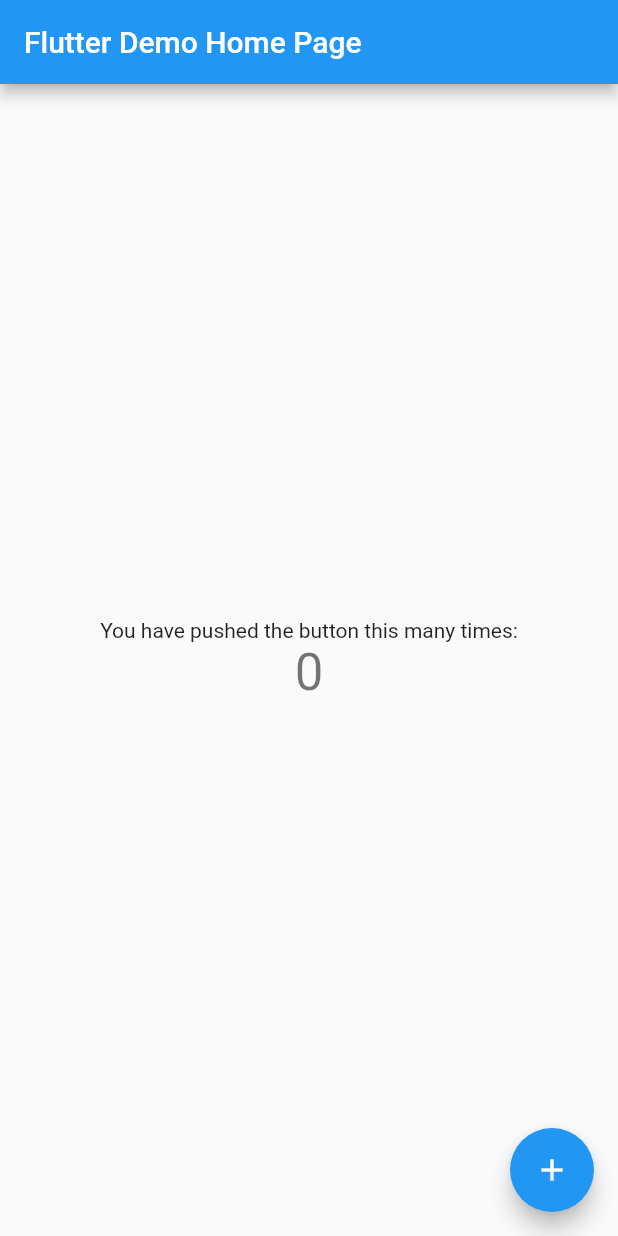
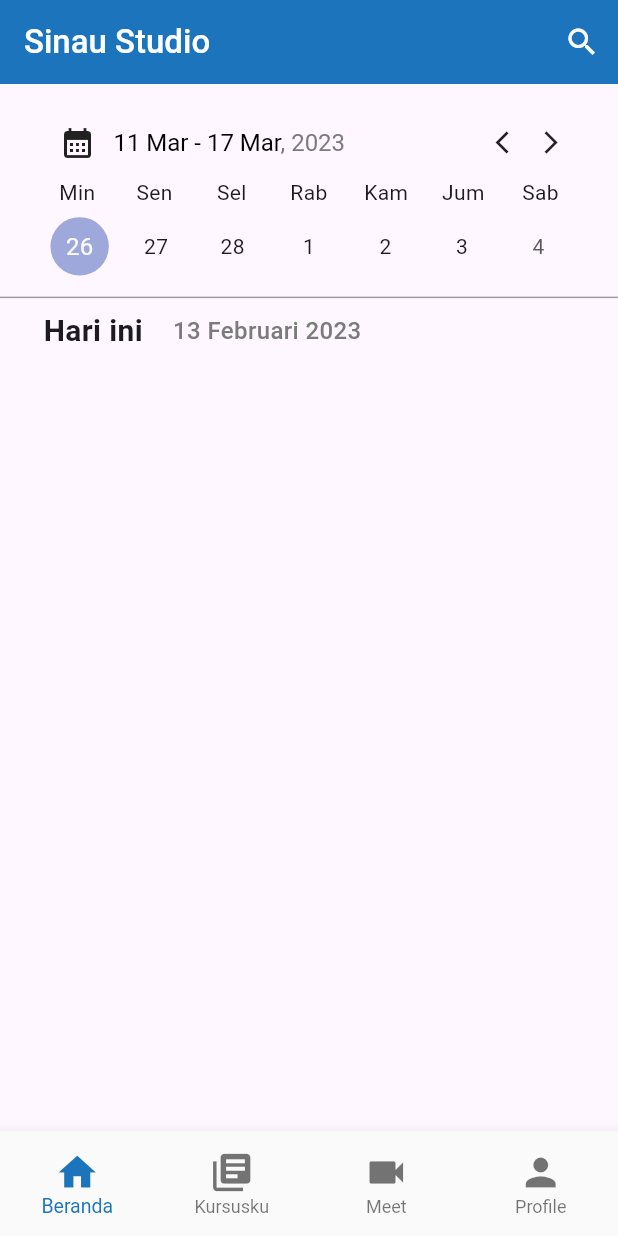
Before and after one commit to Braincore-id/SinauStudio-Mobile, a Flutter app: the screen it shows after launch, on a phone screen of 412 x 824 dp. Run offline on Flutter 3.47's test engine with Material 2 defaults, Android fonts, the phone set to English and light mode, and no system bars; drawn by our look-alikes of table_calendar; our stand-ins replace flutter_riverpod.

Commit message:
add bottom navigation bar

```diff
--- a/lib/main.dart
+++ b/lib/main.dart
@@ -1,115 +1,28 @@
 import 'package:flutter/material.dart';
+import 'package:flutter_riverpod/flutter_riverpod.dart';
+import 'package:sinau_studio/views/main_view.dart';
 
 void main() {
-  runApp(const MyApp());
+  runApp(
+    const ProviderScope(
+      child: MyApp(),
+    ),
+  );
 }
 
 class MyApp extends StatelessWidget {
   const MyApp({super.key});
 
-  // This widget is the root of your application.
   @override
   Widget build(BuildContext context) {
     return MaterialApp(
+      debugShowCheckedModeBanner: false,
       title: 'Flutter Demo',
       theme: ThemeData(
-        // This is the theme of your application.
-        //
-        // Try running your application with "flutter run". You'll see the
-        // application has a blue toolbar. Then, without quitting the app, try
-        // changing the primarySwatch below to Colors.green and then invoke
-        // "hot reload" (press "r" in the console where you ran "flutter run",
-        // or simply save your changes to "hot reload" in a Flutter IDE).
-        // Notice that the counter didn't reset back to zero; the application
-        // is not restarted.
+        useMaterial3: true,
         primarySwatch: Colors.blue,
       ),
-      home: const MyHomePage(title: 'Flutter Demo Home Page'),
+      home: const MainView(),
     );
   }
 }
-
-class MyHomePage extends StatefulWidget {
-  const MyHomePage({super.key, required this.title});
-
-  // This widget is the home page of your application. It is stateful, meaning
-  // that it has a State object (defined below) that contains fields that affect
-  // how it looks.
-
-  // This class is the configuration for the state. It holds the values (in this
-  // case the title) provided by the parent (in this case the App widget) and
-  // used by the build method of the State. Fields in a Widget subclass are
-  // always marked "final".
-
-  final String title;
-
-  @override
-  State<MyHomePage> createState() => _MyHomePageState();
-}
-
-class _MyHomePageState extends State<MyHomePage> {
-  int _counter = 0;
-
-  void _incrementCounter() {
-    setState(() {
-      // This call to setState tells the Flutter framework that something has
-      // changed in this State, which causes it to rerun the build method below
-      // so that the display can reflect the updated values. If we changed
-      // _counter without calling setState(), then the build method would not be
-      // called again, and so nothing would appear to happen.
-      _counter++;
-    });
-  }
-
-  @override
-  Widget build(BuildContext context) {
-    // This method is rerun every time setState is called, for instance as done
-    // by the _incrementCounter method above.
-    //
-    // The Flutter framework has been optimized to make rerunning build methods
-    // fast, so that you can just rebuild anything that needs updating rather
-    // than having to individually change instances of widgets.
-    return Scaffold(
-      appBar: AppBar(
-        // Here we take the value from the MyHomePage object that was created by
-        // the App.build method, and use it to set our appbar title.
-        title: Text(widget.title),
-      ),
-      body: Center(
-        // Center is a layout widget. It takes a single child and positions it
-        // in the middle of the parent.
-        child: Column(
-          // Column is also a layout widget. It takes a list of children and
-          // arranges them vertically. By default, it sizes itself to fit its
-          // children horizontally, and tries to be as tall as its parent.
-          //
-          // Invoke "debug painting" (press "p" in the console, choose the
-          // "Toggle Debug Paint" action from the Flutter Inspector in Android
-          // Studio, or the "Toggle Debug Paint" command in Visual Studio Code)
-          // to see the wireframe for each widget.
-          //
-          // Column has various properties to control how it sizes itself and
-          // how it positions its children. Here we use mainAxisAlignment to
-          // center the children vertically; the main axis here is the vertical
-          // axis because Columns are vertical (the cross axis would be
-          // horizontal).
-          mainAxisAlignment: MainAxisAlignment.center,
-          children: <Widget>[
-            const Text(
-              'You have pushed the button this many times:',
-            ),
-            Text(
-              '$_counter',
-              style: Theme.of(context).textTheme.headlineMedium,
-            ),
-          ],
-        ),
-      ),
-      floatingActionButton: FloatingActionButton(
-        onPressed: _incrementCounter,
-        tooltip: 'Increment',
-        child: const Icon(Icons.add),
-      ), // This trailing comma makes auto-formatting nicer for build methods.
-    );
-  }
-}
--- /dev/null
+++ b/lib/utils/colors.dart
@@ -0,0 +1,13 @@
+import 'package:flutter/material.dart' show Color, Colors;
+
+const primaryColor = Color(0xFF1C75BC);
+const yellow = Color(0xFFFBEB23);
+const grey = Color(0xFF5B5B5C);
+const lightGrey = Color(0xF7777777);
+const primaryBlue = Color(0xFF285FE7);
+const greenSuccess = Color(0xFF00CD15);
+const redDanger = Color(0xFFFF151C);
+const deepBlue = Color.fromRGBO(20, 38, 80, 1);
+const green = Colors.green;
+const red = Colors.red;
+const white = Colors.white;
--- /dev/null
+++ b/lib/utils/error_message.dart
@@ -0,0 +1,10 @@
+import 'package:flutter/material.dart';
+
+mixin ErrorMessage on ChangeNotifier {
+  String? errorMessage;
+
+  void setErrorMessage(String? message) {
+    errorMessage = message;
+    notifyListeners();
+  }
+}
--- /dev/null
+++ b/lib/utils/finite_state.dart
@@ -0,0 +1,16 @@
+import 'package:flutter/material.dart';
+
+enum StateAction {
+  none,
+  loading,
+  error,
+}
+
+mixin FiniteState on ChangeNotifier {
+  StateAction actionState = StateAction.none;
+
+  void setStateAction(StateAction newState) {
+    actionState = newState;
+    notifyListeners();
+  }
+}
--- /dev/null
+++ b/lib/view_models/home_view_model.dart
@@ -0,0 +1,10 @@
+import 'package:flutter/material.dart';
+import 'package:flutter_riverpod/flutter_riverpod.dart';
+import 'package:sinau_studio/utils/error_message.dart';
+import 'package:sinau_studio/utils/finite_state.dart';
+
+class HomeViewModel extends ChangeNotifier with FiniteState, ErrorMessage {
+  final registerViewModel = ChangeNotifierProvider<HomeViewModel>(
+    (ref) => HomeViewModel(),
+  );
+}
--- /dev/null
+++ b/lib/view_models/main_view_model.dart
@@ -0,0 +1,24 @@
+import 'package:flutter/material.dart';
+import 'package:flutter_riverpod/flutter_riverpod.dart';
+import 'package:sinau_studio/views/home/home_view.dart';
+import 'package:sinau_studio/views/profile/profile_view.dart';
+
+class MainViewModel extends ChangeNotifier {
+  int _index = 0;
+  int get index => _index;
+  void selectedDestination(int value) {
+    _index = value;
+    notifyListeners();
+  }
+
+  List<Widget> screens = [
+    const HomeView(),
+    const ProfileView(),
+    const ProfileView(),
+    const ProfileView(),
+  ];
+}
+
+final mainViewModel = ChangeNotifierProvider<MainViewModel>(
+  (ref) => MainViewModel(),
+);
--- /dev/null
+++ b/lib/views/home/days_of_week.dart
@@ -0,0 +1,37 @@
+import 'package:flutter/material.dart';
+
+// ignore: must_be_immutable
+class CustomDaysOfWeek extends StatelessWidget {
+  CustomDaysOfWeek({super.key});
+
+  List day = [
+    "Min",
+    "Sen",
+    "Sel",
+    "Rab",
+    "Kam",
+    "Jum",
+    "Sab",
+  ];
+
+  @override
+  Widget build(BuildContext context) {
+    final size = MediaQuery.of(context).size;
+    return Padding(
+      padding: EdgeInsets.symmetric(horizontal: size.width * 0.067),
+      child: Row(
+        mainAxisAlignment: MainAxisAlignment.spaceBetween,
+        children: List.generate(
+          day.length,
+          (index) => SizedBox(
+            width: 48,
+            child: Text(
+              day[index],
+              textAlign: TextAlign.center,
+            ),
+          ),
+        ),
+      ),
+    );
+  }
+}
--- /dev/null
+++ b/lib/views/home/header_calendar.dart
@@ -0,0 +1,73 @@
+import 'package:flutter/material.dart';
+import 'package:sinau_studio/utils/colors.dart';
+
+class CustomHeaderCalendar extends StatelessWidget {
+  const CustomHeaderCalendar({super.key});
+
+  @override
+  Widget build(BuildContext context) {
+    final size = MediaQuery.of(context).size;
+    return Padding(
+      padding: EdgeInsets.symmetric(
+          horizontal: size.width * 0.067, vertical: size.width * 0.027),
+      child: Row(
+        mainAxisAlignment: MainAxisAlignment.spaceBetween,
+        children: [
+          Row(
+            children: [
+              SizedBox(
+                width: 48,
+                child: GestureDetector(
+                  onTap: () {
+                    showDatePicker(
+                      context: context,
+                      initialDate: DateTime.now(),
+                      firstDate: DateTime.now(),
+                      lastDate: DateTime.now(),
+                    );
+                  },
+                  child: const Icon(
+                    Icons.calendar_month,
+                    size: 24,
+                  ),
+                ),
+              ),
+              RichText(
+                text: const TextSpan(
+                  children: [
+                    TextSpan(
+                      text: "11 Mar - 17 Mar",
+                      style: TextStyle(fontSize: 16, color: Colors.black),
+                    ),
+                    TextSpan(
+                      text: ", 2023",
+                      style: TextStyle(fontSize: 16, color: lightGrey),
+                    ),
+                  ],
+                ),
+              ),
+            ],
+          ),
+          Padding(
+            padding: const EdgeInsets.only(right: 8),
+            child: Row(
+              children: const [
+                Icon(
+                  Icons.arrow_back_ios,
+                  size: 18,
+                ),
+                SizedBox(
+                  width: 10,
+                ),
+                Icon(
+                  Icons.arrow_forward_ios,
+                  size: 18,
+                ),
+              ],
+            ),
+          ),
+        ],
+      ),
+    );
+  }
+}
--- /dev/null
+++ b/lib/views/home/home_view.dart
@@ -0,0 +1,67 @@
+import 'package:flutter/material.dart';
+import 'package:flutter_riverpod/flutter_riverpod.dart';
+import 'package:sinau_studio/utils/colors.dart';
+import 'package:sinau_studio/views/home/days_of_week.dart';
+import 'package:sinau_studio/views/home/header_calendar.dart';
+import 'package:sinau_studio/views/home/time_schedule.dart';
+import 'package:table_calendar/table_calendar.dart';
+// import 'package:sinau_studio/utils/colors.dart';
+
+class HomeView extends ConsumerWidget {
+  const HomeView({super.key});
+
+  @override
+  Widget build(BuildContext context, WidgetRef ref) {
+    final size = MediaQuery.of(context).size;
+    return Scaffold(
+      appBar: AppBar(
+        backgroundColor: primaryColor,
+        title: const Text(
+          "Sinau Studio",
+          style: TextStyle(
+            color: white,
+            fontWeight: FontWeight.w500,
+          ),
+        ),
+        actions: [
+          IconButton(
+            onPressed: () {},
+            icon: const Icon(
+              Icons.search,
+              size: 24,
+              color: white,
+            ),
+          ),
+        ],
+      ),
+      body: SingleChildScrollView(
+        child: Padding(
+          padding: const EdgeInsets.only(top: 16, bottom: 10),
+          child: Column(
+            children: [
+              const CustomHeaderCalendar(),
+              CustomDaysOfWeek(),
+              TableCalendar(
+                daysOfWeekVisible: false,
+                headerVisible: false,
+                calendarFormat: CalendarFormat.week,
+                calendarStyle: CalendarStyle(
+                  tablePadding:
+                      EdgeInsets.symmetric(horizontal: size.width * 0.067),
+                ),
+                focusedDay: DateTime.now(),
+                firstDay: DateTime.utc(2010, 10, 16),
+                lastDay: DateTime.utc(2090, 3, 14),
+              ),
+              const Divider(
+                color: Colors.grey,
+                thickness: 1,
+              ),
+              const CustomTimeSchedule(),
+            ],
+          ),
+        ),
+      ),
+    );
+  }
+}
--- /dev/null
+++ b/lib/views/home/time_schedule.dart
@@ -0,0 +1,39 @@
+import 'package:flutter/material.dart';
+import 'package:sinau_studio/utils/colors.dart';
+
+class CustomTimeSchedule extends StatelessWidget {
+  const CustomTimeSchedule({super.key});
+
+  @override
+  Widget build(BuildContext context) {
+    return Padding(
+      padding: const EdgeInsets.symmetric(horizontal: 29),
+      child: Column(
+        children: [
+          Row(
+            children: const [
+              Text(
+                'Hari ini',
+                style: TextStyle(
+                  fontSize: 20,
+                  fontWeight: FontWeight.w600,
+                ),
+              ),
+              SizedBox(
+                width: 20,
+              ),
+              Text(
+                '13 Februari 2023',
+                style: TextStyle(
+                  color: lightGrey,
+                  fontSize: 16,
+                  fontWeight: FontWeight.w500,
+                ),
+              ),
+            ],
+          )
+        ],
+      ),
+    );
+  }
+}
--- /dev/null
+++ b/lib/views/main_view.dart
@@ -0,0 +1,66 @@
+import 'package:flutter/material.dart';
+import 'package:flutter_riverpod/flutter_riverpod.dart';
+import 'package:sinau_studio/utils/colors.dart';
+import 'package:sinau_studio/view_models/main_view_model.dart';
+
+class MainView extends StatelessWidget {
+  const MainView({super.key});
+
+  @override
+  Widget build(BuildContext context) {
+    return Consumer(builder: (context, ref, _) {
+      final dataRef = ref.watch(mainViewModel);
+      return Scaffold(
+        body: dataRef.screens[dataRef.index],
+        bottomNavigationBar: SizedBox(
+          height: 70,
+          child: Theme(
+            data: ThemeData(
+              splashColor: Colors.transparent,
+              highlightColor: Colors.transparent,
+            ),
+            child: BottomNavigationBar(
+                currentIndex: dataRef.index,
+                selectedItemColor: primaryColor,
+                selectedIconTheme: const IconThemeData(color: primaryColor),
+                type: BottomNavigationBarType.fixed,
+                selectedFontSize: 13,
+                onTap: (value) {
+                  dataRef.selectedDestination(value);
+                },
+                items: const [
+                  BottomNavigationBarItem(
+                    icon: Icon(
+                      Icons.home,
+                      size: 30,
+                    ),
+                    label: "Beranda",
+                  ),
+                  BottomNavigationBarItem(
+                    icon: Icon(
+                      Icons.library_books,
+                      size: 30,
+                    ),
+                    label: "Kursusku",
+                  ),
+                  BottomNavigationBarItem(
+                    icon: Icon(
+                      Icons.videocam,
+                      size: 30,
+                    ),
+                    label: "Meet",
+                  ),
+                  BottomNavigationBarItem(
+                    icon: Icon(
+                      Icons.person,
+                      size: 30,
+                    ),
+                    label: "Profile",
+                  ),
+                ]),
+          ),
+        ),
+      );
+    });
+  }
+}
--- /dev/null
+++ b/lib/views/profile/profile_view.dart
@@ -0,0 +1,14 @@
+import 'package:flutter/material.dart';
+
+class ProfileView extends StatelessWidget {
+  const ProfileView({super.key});
+
+  @override
+  Widget build(BuildContext context) {
+    return const Scaffold(
+      body: Center(
+        child: Text("data"),
+      ),
+    );
+  }
+}
```
Also changed, not shown: pubspec.yaml (+7 -20 lines), 2 other files.
